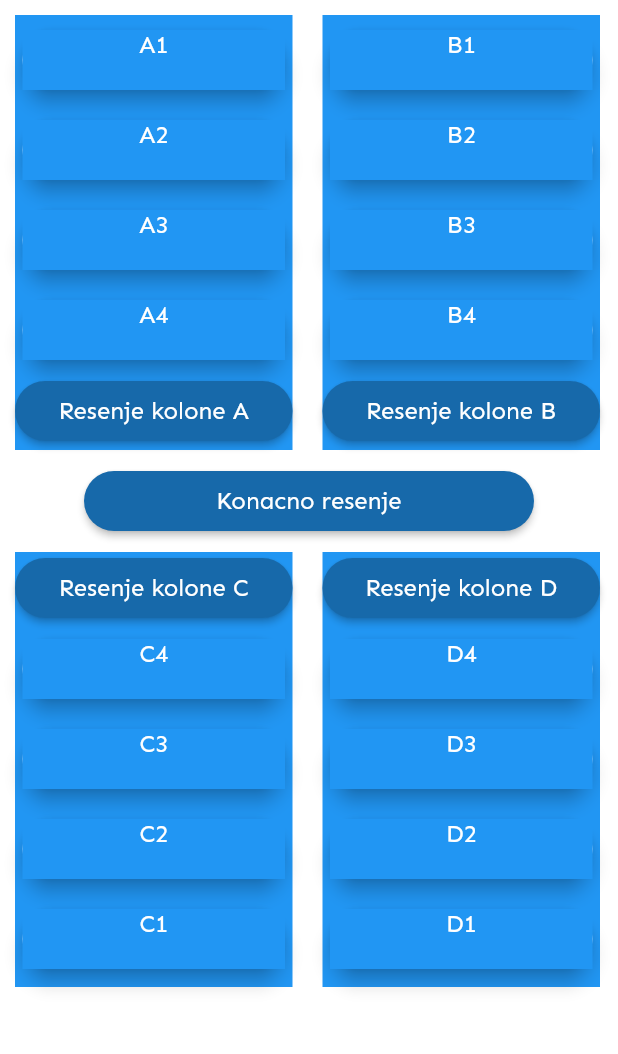
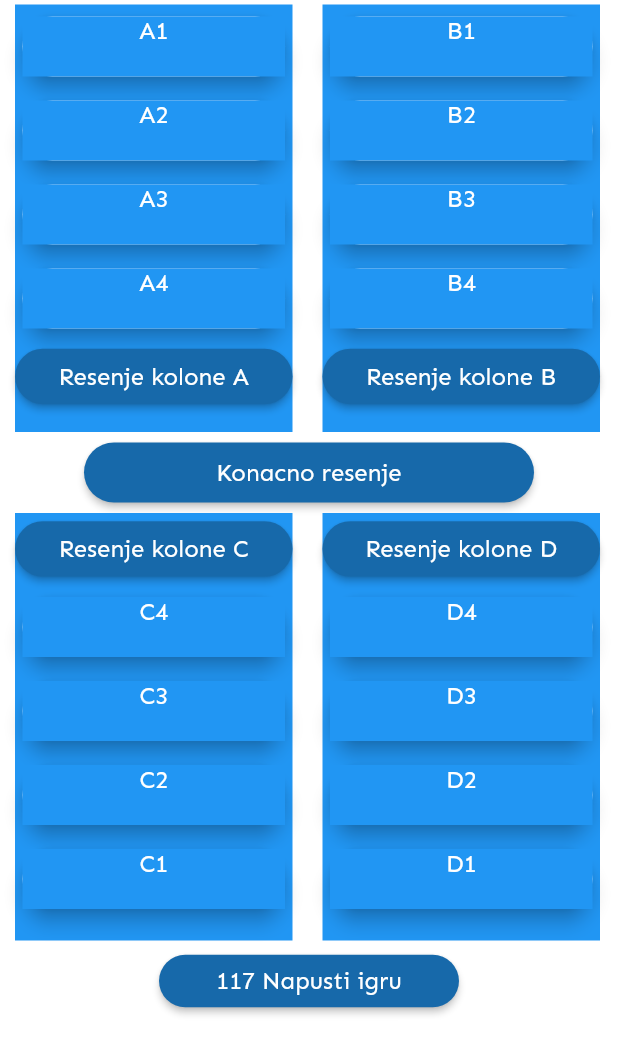
Before and after one commit to crnomarkovicm/2020_PPQuiz, a Flutter app: the asocijacije screen opened directly, after a tap on "Resenje kolone B", on a phone screen of 412 x 824 dp. Shown: the top 1054 px of the screen. Run offline on Flutter 3.47's test engine with Material 2 defaults, Android fonts, the phone set to English and light mode, and no system bars; drawn by our look-alikes of flip_card; statements that could not run were skipped.

Commit message:
Nastavljen rad na igri Asocijacije

```diff
--- a/src/lib/asocijacije.dart
+++ b/src/lib/asocijacije.dart
@@ -1,14 +1,15 @@
+import 'dart:async';
 import 'dart:convert';
+import 'dart:math';
 import 'package:flip_card/flip_card.dart';
-
 import 'ui/colors.dart';
 import 'package:flutter/cupertino.dart';
 import 'package:flutter/material.dart';
+import 'package:ppquiz/home.dart';
 import 'dart:io';
 
+
 class asocijacije extends StatelessWidget {
-
-
 
   @override
   Widget build(BuildContext context) {
@@ -52,14 +53,44 @@ class _asocState extends State<asoc> {
 
   int kol_score = 0;
   int konacno_score = 30;
+  var rnd = new Random();
+  int i = 0;
+  int timer = 120;
+  String show_timer = "120";
 
 
-  Widget polje(oznaka){
+  @override
+  void initState(){
+    i = rnd.nextInt(3);
+    starttimer();
+    super.initState();
+  }
+
+  void starttimer() async {
+    const sec = Duration(seconds: 1);
+    Timer.periodic(sec, (Timer t){
+      setState((){
+        if(timer < 1){
+          t.cancel();
+          Navigator.of(context).pushReplacement(MaterialPageRoute(
+              builder: (context) => homepage()));
+
+        }
+        else{
+          timer = timer - 1;
+        }
+        show_timer = timer.toString();
+      });
+    });
+  }
+
+
+  Widget polje(kolona,oznaka){
     return FlipCard(
       direction: FlipDirection.HORIZONTAL,
-      front:  Padding(
+      front: Padding(
           padding: EdgeInsets.symmetric(
-            vertical: 10.0,
+            vertical: 8.0,
             horizontal: 5.0,
           ),
           child: Material (
@@ -67,7 +98,7 @@ class _asocState extends State<asoc> {
             borderRadius:  BorderRadius.circular(100.00),
             child: Container(
               child: Text(
-                oznaka[0]+oznaka[1],
+                kolona+oznaka,
                 style: Theme.of(context).textTheme.display2,
                 textAlign: TextAlign.center,
               ),
@@ -75,20 +106,19 @@ class _asocState extends State<asoc> {
               width: 200.0,
               height: 40.0,
             ),
-
           )
         ),
       back:  Padding(
           padding: EdgeInsets.symmetric(
-            vertical: 10.0,
-            horizontal: 5.0,
+            vertical: 5.0,
+            horizontal: 3.0,
           ),
           child: Material (
             elevation: 5.0,
             borderRadius:  BorderRadius.circular(100.00),
             child: Container(
               child: Text(
-                mydata[1][oznaka[0]][oznaka[1]].toString(),
+                mydata[i][kolona][oznaka].toString(),
                 style: Theme.of(context).textTheme.display2,
                 textAlign: TextAlign.center,
               ),
@@ -99,42 +129,41 @@ class _asocState extends State<asoc> {
           )
       ),
     );
-
   }
 
   TextEditingController _textFieldController = TextEditingController();
 
   @override
-  void dispose() {
+  void dispose(){
     _textFieldController.dispose();
     super.dispose();
   }
+
   void povecaj_score(){
     kol_score = kol_score - 5;
     konacno_score = konacno_score + 2;
-
   }
 
 
-  Widget kolona(ind_kolone){
+  Widget kolonaG(ind_kolone){
     return Padding(
         padding: EdgeInsets.symmetric(
-        vertical: 10.0,
+          vertical: 3.0,
           horizontal: 10.0,
         ),
         child: Container(
           child: Column(
             children: [
-            polje("A1"),
-            polje("A2"),
-            polje("A3"),
-            polje("A4"),
+              polje(ind_kolone, "1"),
+              polje(ind_kolone, "2"),
+              polje(ind_kolone, "3"),
+              polje(ind_kolone, "4"),
               MaterialButton(
                   onPressed: (){
                     return showDialog(
                         context: context,
                         builder:  (context) => AlertDialog(
-                          title:Text("Unesite resenje kolone A: ",
+                          title:Text("Unesite resenje kolone " + ind_kolone + ":",
                               style: TextStyle(
                                   color: Colors.black,
                                   fontSize: 15) ),
@@ -151,7 +180,98 @@ class _asocState extends State<asoc> {
                               var value = _textFieldController.text;
                               _textFieldController.clear();
 
-                           if (value == mydata[0][ind_kolone.toString()]){
+                              if (value == mydata[i][ind_kolone]["5"]){
+                                povecaj_score();
+                                return showDialog(
+                                    context: context,
+                                    builder: (context) {
+                                      return AlertDialog(
+                                        content: Text(
+                                          "Tacno",
+                                          style: TextStyle(
+                                              color: Colors.black,
+                                              fontSize: 15
+                                          ),
+                                        ),
+                                      );
+                                    }
+                                    );
+                              }
+                              else {
+                                return showDialog(
+                                    context: context,
+                                    builder: (context) {
+                                      return AlertDialog(
+                                        content: Text(
+                                          "Netacno",
+                                          style: TextStyle(
+                                              color: Colors.black,
+                                              fontSize: 15
+                                          ),
+                                        ),
+                                      );
+                                    });
+                              }
+                              },
+                          )
+                          ],
+
+                        )
+                    );
+                  },
+                  child: Text(
+                    "Resenje kolone "+ind_kolone,
+                    style: Theme.of(context).textTheme.display2,
+                  ),
+                  color: QuizColors.secondary.color,
+                  splashColor: QuizColors.secondary.color,
+                  highlightColor: Colors.indigo[700],
+                  minWidth: 200.0,
+                  height: 37.0,
+                  shape: RoundedRectangleBorder(borderRadius: BorderRadius.circular(20.0))
+              )
+            ],
+          ),
+          width: 185.0,
+          height: 285.0,
+          color: QuizColors.primary.color ,
+        )
+    );
+  }
+
+
+  Widget kolonaD(ind_kolone){
+    return Padding(
+        padding: EdgeInsets.symmetric(
+          vertical: 3.0,
+          horizontal: 10.0,
+        ),
+        child: Container(
+          child: Column(
+            children: [
+              MaterialButton(
+                  onPressed: (){
+                    return showDialog(
+                        context: context,
+                        builder:  (context) => AlertDialog(
+                          title:Text("Unesite resenje kolone " + ind_kolone + ":",
+                              style: TextStyle(
+                                  color: Colors.black,
+                                  fontSize: 15) ),
+                          content: TextField(
+                            style: TextStyle(
+                                color: Colors.black,
+                                fontSize: 15
+                            ),
+                            controller: _textFieldController,
+                          ),
+                          actions: <Widget>[ FlatButton(
+                            child: new Text('OK'),
+                            onPressed: () {
+                              var value = _textFieldController.text;
+                              _textFieldController.clear();
+
+                              if (value == mydata[i][ind_kolone]["5"]){
                                 povecaj_score();
                                 return showDialog(
                                     context: context,
@@ -188,295 +308,29 @@ class _asocState extends State<asoc> {
                     );
                   },
                   child: Text(
-                  "Resenje kolone "+ind_kolone,
+                    "Resenje kolone " + ind_kolone,
                     style: Theme.of(context).textTheme.display2,
                   ),
                   color: QuizColors.secondary.color,
                   splashColor: QuizColors.secondary.color,
                   highlightColor: Colors.indigo[700],
                   minWidth: 200.0,
-                height: 40.0,
+                  height: 37.0,
                   shape: RoundedRectangleBorder(borderRadius: BorderRadius.circular(20.0))
-            )
+              ),
+              polje(ind_kolone, "4"),
+              polje(ind_kolone, "3"),
+              polje(ind_kolone, "2"),
+              polje(ind_kolone, "1"),
             ],
           ),
           width: 185.0,
-        height: 290.0,
-        color: QuizColors.primary.color ,
-    )
-    );
-  }
-  Widget kolonaB(){
-    return Padding(
-        padding: EdgeInsets.symmetric(
-          vertical: 10.0,
-          horizontal: 10.0,
-        ),
-        child: Container(
-          child: Column(
-            children: [
-              polje("B1"),
-              polje("B2"),
-              polje("B3"),
-              polje("B4"),
-              MaterialButton(
-                  onPressed: (){
-                    return showDialog(
-                        context: context,
-                        builder:  (context) => AlertDialog(
-                            title:Text("Unesite resenje kolone: B",
-                                style: TextStyle(
-                                    color: Colors.black,
-                                    fontSize: 15) ),
-                            content: TextField(
-                              style: TextStyle(
-                                  color: Colors.black,
-                                  fontSize: 15
-                              ),
-                              controller: _textFieldController,
-                            ),
-                          actions: <Widget>[ FlatButton(
-                            child: new Text('OK'),
-                            onPressed: () {
-                              var value = _textFieldController.text;
-                              _textFieldController.clear();
-
-                              if (value == mydata[0]['B']) {
-                                povecaj_score();
-                                return showDialog(
-                                    context: context,
-                                    builder: (context) {
-                                      return AlertDialog(
-                                        content: Text("Tacno",
-                                          style: TextStyle(
-                                              color: Colors.black,
-                                              fontSize: 15
-                                          ),),
-                                      );
-                                    });
-                              }
-                              else {
-                                return showDialog(
-                                    context: context,
-                                    builder: (context) {
-                                      return AlertDialog(
-                                        content: Text("Netacno",
-                                          style: TextStyle(
-                                              color: Colors.black,
-                                              fontSize: 15
-                                          ),),
-                                      );
-                                    });
-                              }
-                            },
-                          )
-                          ],
-
-                        )
-                    );
-                  },
-                  child: Text(
-                    "Resenje kolone B",
-                    style: Theme.of(context).textTheme.display2,
-                  ),
-                  color: QuizColors.secondary.color,
-                  splashColor: QuizColors.secondary.color,
-                  highlightColor: Colors.indigo[700],
-                  minWidth: 200.0,
-                  height: 40.0,
-                  shape: RoundedRectangleBorder(borderRadius: BorderRadius.circular(20.0))
-              )
-            ],
-          ),
-          width: 185.0,
-          height: 290.0,
+          height: 285.0,
           color: QuizColors.primary.color ,
         )
     );
   }
 
-  Widget kolonaC(){
-    return Padding(
-        padding: EdgeInsets.symmetric(
-          vertical: 10.0,
-          horizontal: 10.0,
-        ),
-        child: Container(
-          child: Column(
-            children: [
-              MaterialButton(
-                  onPressed: (){
-                    return showDialog(
-                        context: context,
-                        builder:  (context) => AlertDialog(
-                            title:Text("Unesite resenje kolone C: ",
-                                style: TextStyle(
-                                    color: Colors.black,
-                                    fontSize: 15) ),
-                            content: TextField(
-                              style: TextStyle(
-                                  color: Colors.black,
-                                  fontSize: 15
-                              ),
-                              controller: _textFieldController,
-                            ),
-                          actions: <Widget>[ FlatButton(
-                            child: new Text('OK'),
-                            onPressed: () {
-
-                              var value = _textFieldController.text;
-                              _textFieldController.clear();
-
-                              if (value == mydata[0]['C']) {
-                                povecaj_score();
-                                return showDialog(
-                                    context: context,
-                                    builder: (context) {
-                                      return AlertDialog(
-                                        content: Text("Tacno",
-                                          style: TextStyle(
-                                              color: Colors.black,
-                                              fontSize: 15
-                                          ),),
-                                      );
-                                    });
-                              }
-                              else {
-                                return showDialog(
-                                    context: context,
-                                    builder: (context) {
-                                      return AlertDialog(
-                                        content: Text("Netacno",
-                                          style: TextStyle(
-                                              color: Colors.black,
-                                              fontSize: 15
-                                          ),),
-                                      );
-                                    });
-                              }
-                            },
-
-                          )
-                          ],
-
-                        )
-                    );
-                  },
-                  child: Text(
-                    "Resenje kolone C",
-                    style: Theme.of(context).textTheme.display2,
-                  ),
-                  color: QuizColors.secondary.color,
-                  splashColor: QuizColors.secondary.color,
-                  highlightColor: Colors.indigo[700],
-                  minWidth: 200.0,
-                  height: 40.0,
-                  shape: RoundedRectangleBorder(borderRadius: BorderRadius.circular(20.0))
-              ),
-              polje("C4"),
-              polje("C3"),
-              polje("C2"),
-              polje("C1"),
-
-            ],
-          ),
-          width: 185.0,
-          height: 290.0,
-          color: QuizColors.primary.color ,
-        )
-    );
-  }
-  Widget kolonaD(){
-    return Padding(
-        padding: EdgeInsets.symmetric(
-          vertical: 10.0,
-          horizontal: 10.0,
-        ),
-        child: Container(
-          child: Column(
-            children: [
-              MaterialButton(
-                  onPressed: (){
-                    return showDialog(
-                        context: context,
-                        builder:  (context) => AlertDialog(
-                          title:Text("Unesite resenje kolone D: ",
-                          style: TextStyle(
-                            color: Colors.black,
-                            fontSize: 15) ),
-                          content: TextField(
-                            style: TextStyle(
-                                color: Colors.black,
-                                fontSize: 15
-                            ),
-                            controller: _textFieldController,
-                          ),
-                          actions: <Widget>[ FlatButton(
-                            child: new Text('OK'),
-                            onPressed: () {
-
-                              var value = _textFieldController.text;
-                              _textFieldController.clear();
-
-                              if (value == mydata[0]['D']) {
-                                povecaj_score();
-                                return showDialog(
-                                    context: context,
-                                    builder: (context) {
-                                      return AlertDialog(
-                                        content: Text("Tacno",
-                                          style: TextStyle(
-                                              color: Colors.black,
-                                              fontSize: 15
-                                          ),),
-                                      );
-                                    });
-                              }
-                              else {
-                                return showDialog(
-                                    context: context,
-                                    builder: (context) {
-                                      return AlertDialog(
-                                        content: Text("Netacno",
-                                          style: TextStyle(
-                                              color: Colors.black,
-                                              fontSize: 15
-                                          ),),
-                                      );
-                                    });
-                              }
-                            },
-
-                          )
-                          ],
-
-                        )
-                        );
-                  },
-                  child: Text(
-                    "Resenje kolone D",
-                    style: Theme.of(context).textTheme.display2,
-                  ),
-                  color: QuizColors.secondary.color,
-                  splashColor: QuizColors.secondary.color,
-                  highlightColor: Colors.indigo[700],
-                  minWidth: 200.0,
-                  height: 40.0,
-                  shape: RoundedRectangleBorder(borderRadius: BorderRadius.circular(20.0))
-              ),
-              polje("D4"),
-              polje("D3"),
-              polje("D2"),
-              polje("D1"),
-
-            ],
-          ),
-          width: 185.0,
-          height: 290.0,
-          color: QuizColors.primary.color ,
-        )
-    );
-  }
   @override
   Widget build(BuildContext context) {
     return WillPopScope(
@@ -523,8 +377,8 @@ class _asocState extends State<asoc> {
             children: [
               Row (
                 children: <Widget>[
-                  kolona('A'),
-                  kolonaB(),
+                  kolonaG('A'),
+                  kolonaG('B'),
                 ],
               ),
               MaterialButton(
@@ -550,7 +404,7 @@ class _asocState extends State<asoc> {
                         var value = _textFieldController.text;
                         _textFieldController.clear();
 
-                        if (value == mydata[0]['E']) {
+                        if (value == mydata[i]['E']) {
 
                           return showDialog(
                               context: context,
@@ -596,12 +450,27 @@ class _asocState extends State<asoc> {
 
               Row (
                 children: <Widget>[
-                  kolonaC(),
-                  kolonaD(),
+                  kolonaD('C'),
+                  kolonaD('D'),
                 ],
               ),
-
-
+                  MaterialButton(
+                    onPressed: (){
+                      Navigator.of(context).pushReplacement(MaterialPageRoute(
+                        builder: (context) => homepage(),
+                      ));
+                    },
+                    child:  Text(
+                      show_timer+ " Napusti igru",
+                      style: Theme.of(context).textTheme.display2,
+                    ),
+                      color: QuizColors.secondary.color,
+                      splashColor: QuizColors.secondary.color,
+                      highlightColor: Colors.indigo[700],
+                      minWidth: 200.0,
+                      height: 35.0,
+                      shape: RoundedRectangleBorder(borderRadius: BorderRadius.circular(20.0))
+                  )
             ]
 
         ),
```
Also changed, not shown: src/assets/asocijacije.json (+113 -22 lines). Lines whose indentation alone changed are shown as unchanged.
